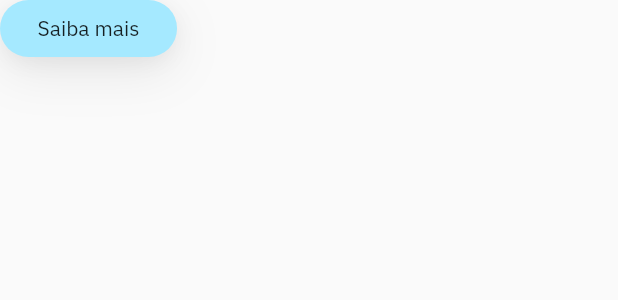
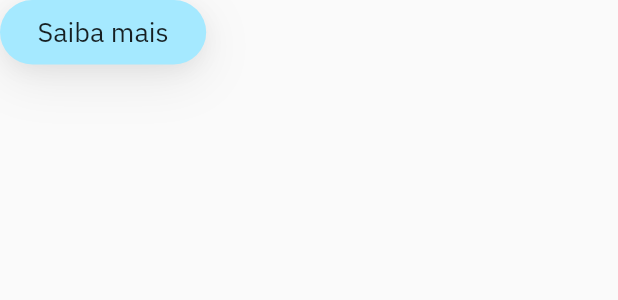
Before and after one commit to diegomors/speedup, a Flutter app: the MyButton widget shown alone on an empty page, opened directly, on a phone screen of 412 x 824 dp. Shown: the top 300 px of the screen. Run offline on Flutter 3.47's test engine with Material 2 defaults, Android fonts, the phone set to English and light mode, and no system bars; our stand-ins replace expandable_page_view.

Commit message:
correção de fonte texto

```diff
--- a/lib/modules/product/widgets/my_product_medium.dart
+++ b/lib/modules/product/widgets/my_product_medium.dart
@@ -10,7 +10,7 @@ class MyProductMedium extends StatelessWidget {
   @override
   Widget build(BuildContext context) {
     return Container(
-      constraints: const BoxConstraints(maxHeight: 1092),
+      constraints: const BoxConstraints(maxHeight: 1091),
       child: MyProductBackground(
         child: Padding(
           padding: const EdgeInsets.symmetric(vertical: 40.0),
--- a/lib/modules/product/widgets/my_product_narrow.dart
+++ b/lib/modules/product/widgets/my_product_narrow.dart
@@ -9,7 +9,7 @@ class MyProductNarrow extends StatelessWidget {
   @override
   Widget build(BuildContext context) {
     return Container(
-      constraints: const BoxConstraints(maxHeight: 710),
+      constraints: const BoxConstraints(maxHeight: 552),
       child: MyProductBackground(
         child: Padding(
           padding: const EdgeInsets.symmetric(vertical: 40.0),
--- a/lib/modules/product/widgets/my_product_wide.dart
+++ b/lib/modules/product/widgets/my_product_wide.dart
@@ -9,7 +9,7 @@ class MyProductWide extends StatelessWidget {
   @override
   Widget build(BuildContext context) {
     return Container(
-      constraints: const BoxConstraints(maxHeight: 1092),
+      constraints: const BoxConstraints(maxHeight: 1920),
       child: MyProductBackground(
         child: Padding(
           padding: const EdgeInsets.symmetric(vertical: 40.0),
--- a/lib/shared/components/my_button.dart
+++ b/lib/shared/components/my_button.dart
@@ -41,7 +41,14 @@ class MyButton extends StatelessWidget {
         mainAxisAlignment: MainAxisAlignment.center,
         mainAxisSize: MainAxisSize.min,
         children: [
-          Flexible(child: Text(text)),
+          Flexible(
+              child: Text(
+            text,
+            style: const TextStyle(
+              fontSize: 18,
+              fontWeight: FontWeight.w400,
+            ),
+          )),
         ],
       ),
     );
```
